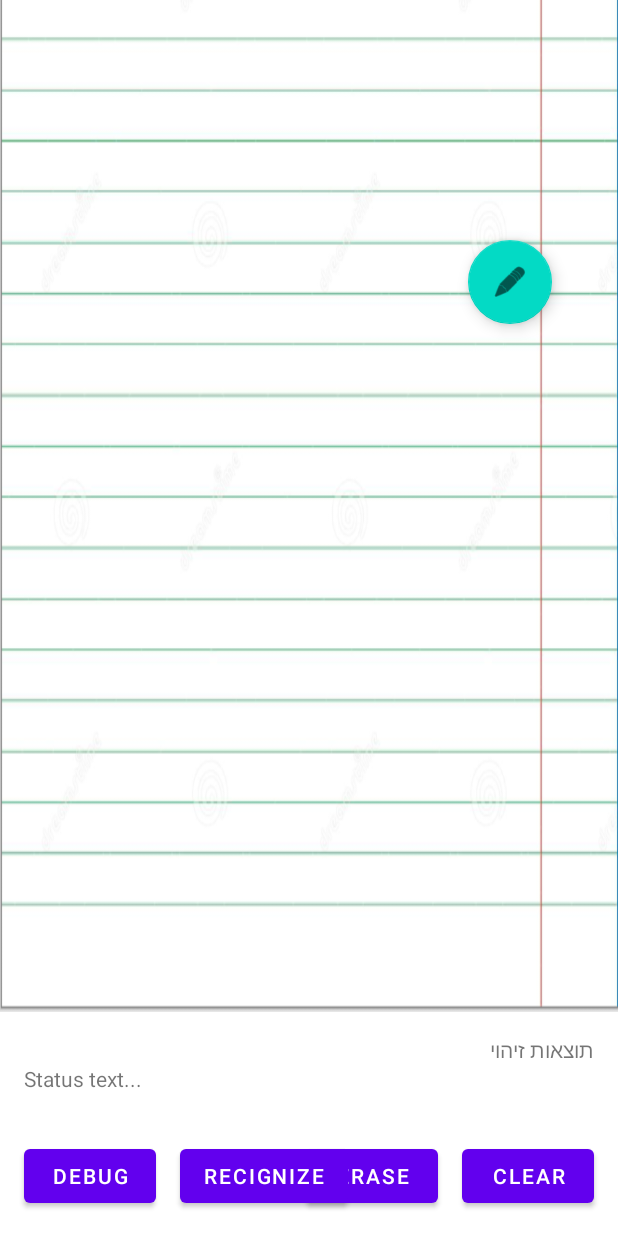
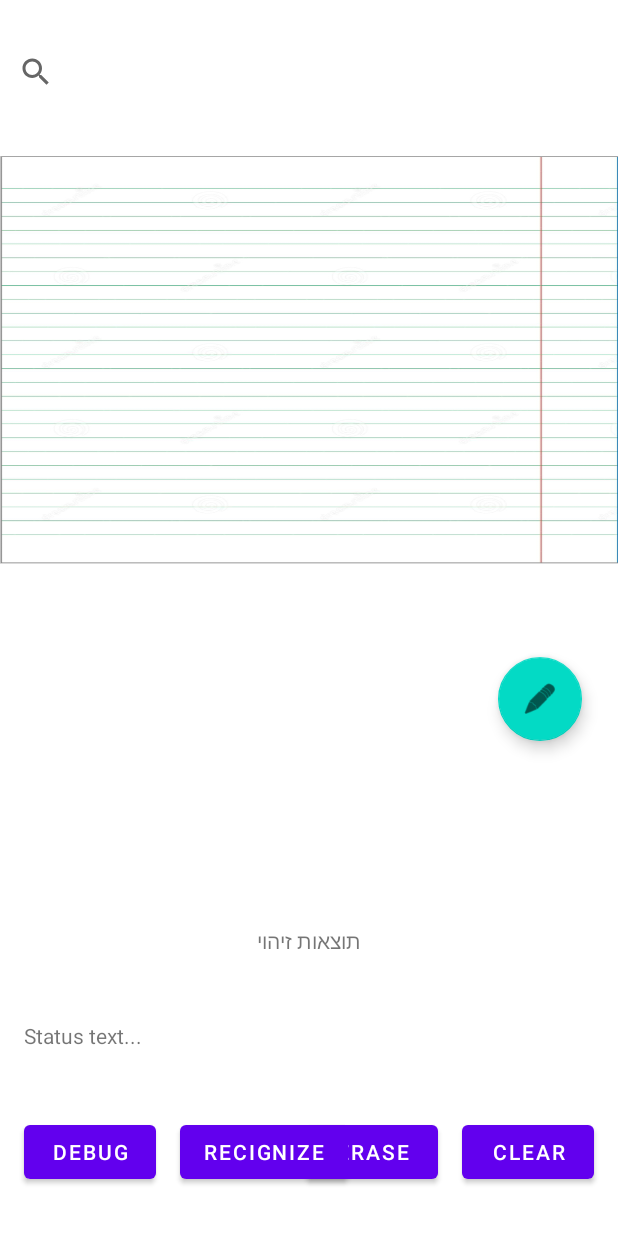
Before and after one commit to EyalDelarea/Scool, an Android app: the layout activity_digital_ink_main.xml on its own in the app's theme, with its tools: preview values and no code run, on a phone screen of 412 x 824 dp. Run offline under Robolectric (Android 15) with nearby library versions, the phone set to English and light mode, and no system bars.

Commit message:
-fix layout

```diff
--- a/app/src/main/AndroidManifest.xml
+++ b/app/src/main/AndroidManifest.xml
@@ -13,7 +13,7 @@
         android:supportsRtl="true"
         android:theme="@style/Theme.ScoolStudent">
         <activity
-            android:name=".NotebookMainActivity"
+            android:name=".MainActivity"
             android:label="@string/app_name"
             android:theme="@style/Theme.ScoolStudent.NoActionBar">
             <intent-filter>
@@ -23,9 +23,7 @@
             </intent-filter>
 
         </activity>
-<!--<activity-->
-<!--    android:name=".NotebookMainActivity">-->
-<!--</activity>-->
+        <activity android:name=".NotebookMainActivity"></activity>
     </application>
 
 </manifest>
--- a/app/src/main/res/layout/activity_digital_ink_main.xml
+++ b/app/src/main/res/layout/activity_digital_ink_main.xml
@@ -11,54 +11,28 @@
         android:id="@+id/colorPicker"
         android:layout_width="wrap_content"
         android:layout_height="wrap_content"
-        android:layout_marginTop="472dp"
-        android:layout_marginEnd="44dp"
+        android:layout_marginEnd="24dp"
+        android:layout_marginBottom="32dp"
         android:clickable="true"
         android:onClick="colorPicker"
         app:layout_constraintBottom_toTopOf="@+id/linearLayout"
-        app:layout_constraintEnd_toEndOf="@+id/drawing_view"
-        app:layout_constraintTop_toTopOf="@+id/drawing_view"
-        app:layout_constraintVertical_bias="0.029"
+        app:layout_constraintEnd_toEndOf="parent"
         app:srcCompat="@android:drawable/ic_menu_edit" />
-
-    <LinearLayout
-        android:id="@+id/searchLayout"
-        android:layout_width="0dp"
-        android:layout_height="0dp"
-        android:layout_marginStart="8dp"
-        android:layout_marginTop="32dp"
-        android:layout_marginEnd="8dp"
-        android:layout_marginBottom="16dp"
-        android:orientation="horizontal"
-        app:layout_constraintBottom_toTopOf="@+id/drawing_view"
-        app:layout_constraintEnd_toEndOf="parent"
-        app:layout_constraintStart_toStartOf="parent"
-        app:layout_constraintTop_toTopOf="parent">
-
-
-        <SearchView
-            android:id="@+id/searchView"
-            android:layout_width="match_parent"
-            android:layout_height="match_parent"
-            android:queryHint="חפש כאן">
-
-        </SearchView>
-
-    </LinearLayout>
 
     <androidx.constraintlayout.widget.ConstraintLayout
         android:id="@+id/linearLayout"
         android:layout_width="0dp"
-        android:layout_height="0dp"
+        android:layout_height="wrap_content"
+        android:layout_marginBottom="16dp"
         app:layout_constraintBottom_toBottomOf="parent"
         app:layout_constraintEnd_toEndOf="parent"
-        app:layout_constraintStart_toStartOf="parent"
-        app:layout_constraintTop_toBottomOf="@+id/drawing_view">
+        app:layout_constraintHorizontal_bias="0.0"
+        app:layout_constraintStart_toStartOf="parent">
 
         <com.scool.scoolstudent.ui.notebook.notebookLogic.drawingView.StatusTextView
             android:id="@+id/status_text_view"
             android:layout_width="0dp"
-            android:layout_height="0dp"
+            android:layout_height="wrap_content"
             android:layout_marginStart="16dp"
             android:layout_marginEnd="16dp"
             android:text="Status text..."
@@ -113,9 +87,11 @@
             android:layout_width="wrap_content"
             android:layout_height="wrap_content"
             android:layout_marginTop="16dp"
-            android:layout_marginEnd="16dp"
+            android:layout_marginBottom="32dp"
             android:text="תוצאות זיהוי"
+            app:layout_constraintBottom_toTopOf="@+id/clear_button"
             app:layout_constraintEnd_toEndOf="parent"
+            app:layout_constraintStart_toStartOf="parent"
             app:layout_constraintTop_toTopOf="parent" />
 
         <Button
@@ -130,12 +106,39 @@
 
     </androidx.constraintlayout.widget.ConstraintLayout>
 
+    <RelativeLayout
+        android:id="@+id/relativeLayout"
+        android:layout_width="0dp"
+        android:layout_height="0dp"
+        android:layout_marginTop="16dp"
+        app:layout_constraintBottom_toTopOf="@+id/linearLayout"
+        app:layout_constraintEnd_toEndOf="parent"
+        app:layout_constraintStart_toStartOf="parent"
+        app:layout_constraintTop_toBottomOf="@+id/searchView"
+        app:layout_constraintVertical_bias="0.127">
+
         <com.scool.scoolstudent.ui.notebook.notebookLogic.drawingView.DrawingView
             android:id="@+id/drawing_view"
             android:layout_width="match_parent"
-        android:layout_height="1000dp"
+            android:layout_height="1200dp"
+            android:layout_alignParentStart="true"
+            android:layout_marginStart="0dp"
+            android:layout_marginTop="16dp"
             android:layout_marginBottom="150dp"
             android:background="@drawable/bg"
             app:layout_constraintBottom_toBottomOf="parent" />
+    </RelativeLayout>
+
+    <SearchView
+        android:id="@+id/searchView"
+        android:layout_width="0dp"
+        android:layout_height="wrap_content"
+        android:layout_marginTop="24dp"
+        android:queryHint="חפש כאן"
+        app:layout_constraintEnd_toEndOf="parent"
+        app:layout_constraintStart_toStartOf="parent"
+        app:layout_constraintTop_toTopOf="parent">
+
+    </SearchView>
 
 </androidx.constraintlayout.widget.ConstraintLayout>
```
Lines whose indentation alone changed are shown as unchanged.
